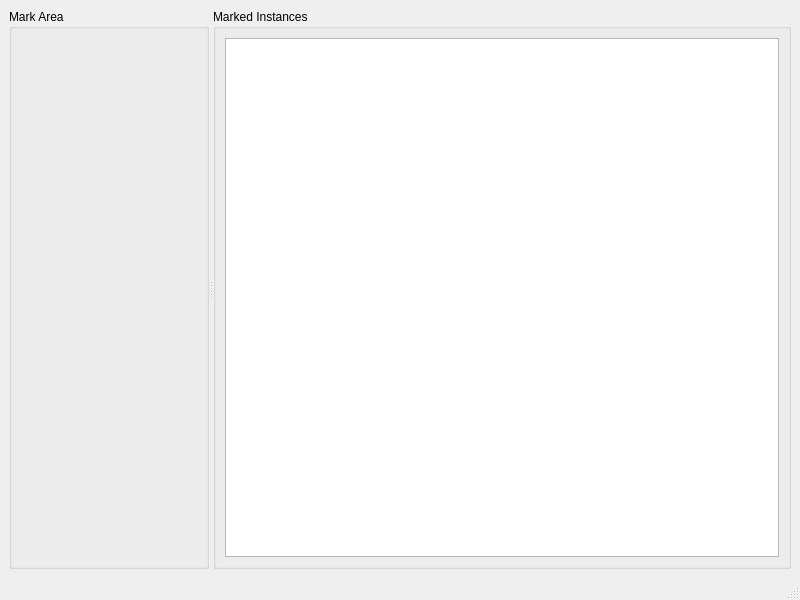
jamesljlster/ican_mark, file util/ical_mark/icalmark.ui: the form before one commit.
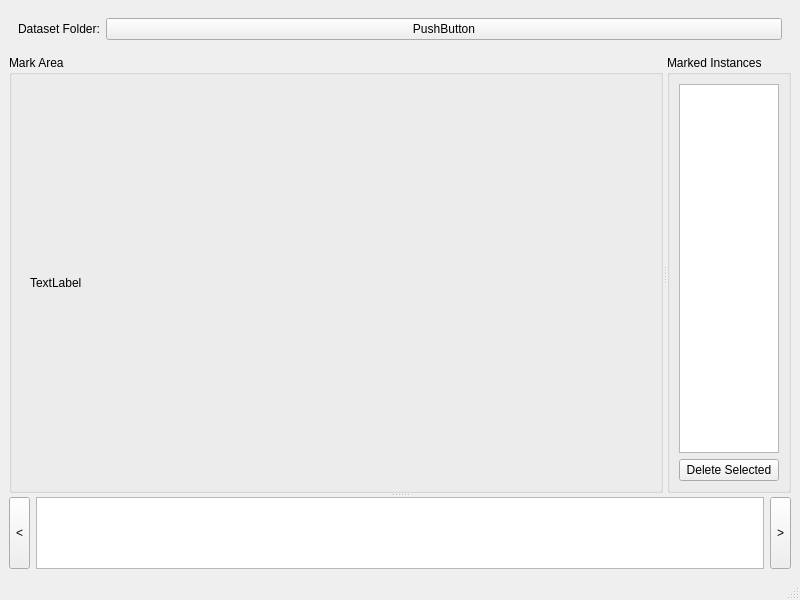
The form after the commit. The open tabs and pages were chosen to show the change. Custom widgets are drawn as their Qt base class.

Commit message: Implement instences delete behavior. Update layout

```diff
--- a/util/ical_mark/icalmark.ui
+++ b/util/ical_mark/icalmark.ui
@@ -14,16 +14,70 @@
    <string>ICALMark</string>
   </property>
   <widget class="QWidget" name="centralwidget">
-   <layout class="QVBoxLayout" name="verticalLayout">
+   <layout class="QGridLayout" name="gridLayout_5">
+    <item row="0" column="0">
+     <widget class="QWidget" name="widget" native="true">
+      <layout class="QHBoxLayout" name="horizontalLayout">
     <item>
+        <widget class="QLabel" name="label_2">
+         <property name="sizePolicy">
+          <sizepolicy hsizetype="Preferred" vsizetype="Preferred">
+           <horstretch>0</horstretch>
+           <verstretch>0</verstretch>
+          </sizepolicy>
+         </property>
+         <property name="text">
+          <string>Dataset Folder:</string>
+         </property>
+        </widget>
+       </item>
+       <item>
+        <widget class="QPushButton" name="dataDir">
+         <property name="sizePolicy">
+          <sizepolicy hsizetype="Minimum" vsizetype="Fixed">
+           <horstretch>1</horstretch>
+           <verstretch>0</verstretch>
+          </sizepolicy>
+         </property>
+         <property name="text">
+          <string>PushButton</string>
+         </property>
+        </widget>
+       </item>
+      </layout>
+     </widget>
+    </item>
+    <item row="1" column="0">
+     <widget class="QSplitter" name="splitter_2">
+      <property name="orientation">
+       <enum>Qt::Vertical</enum>
+      </property>
+      <property name="childrenCollapsible">
+       <bool>false</bool>
+      </property>
+      <widget class="QWidget" name="widget_3" native="true">
+       <property name="sizePolicy">
+        <sizepolicy hsizetype="Preferred" vsizetype="Preferred">
+         <horstretch>0</horstretch>
+         <verstretch>1</verstretch>
+        </sizepolicy>
+       </property>
+       <layout class="QGridLayout" name="gridLayout">
+        <item row="1" column="0">
      <widget class="QSplitter" name="splitter">
+          <property name="sizePolicy">
+           <sizepolicy hsizetype="Expanding" vsizetype="Preferred">
+            <horstretch>0</horstretch>
+            <verstretch>1</verstretch>
+           </sizepolicy>
+          </property>
       <property name="orientation">
        <enum>Qt::Horizontal</enum>
       </property>
       <widget class="QGroupBox" name="groupBox">
        <property name="sizePolicy">
-        <sizepolicy hsizetype="Maximum" vsizetype="Preferred">
-         <horstretch>0</horstretch>
+            <sizepolicy hsizetype="Preferred" vsizetype="Preferred">
+             <horstretch>1</horstretch>
          <verstretch>0</verstretch>
         </sizepolicy>
        </property>
@@ -37,6 +91,13 @@
         <string>Mark Area</string>
        </property>
        <layout class="QGridLayout" name="gridLayout_3">
+            <item row="1" column="0">
+             <widget class="QStackedWidget" name="stackedWidget">
+              <property name="currentIndex">
+               <number>0</number>
+              </property>
+              <widget class="QWidget" name="page">
+               <layout class="QGridLayout" name="gridLayout_2">
         <item row="0" column="0">
          <widget class="RBoxMarkWidget" name="markArea" native="true">
           <property name="sizePolicy">
@@ -52,16 +113,40 @@
         </item>
        </layout>
       </widget>
+              <widget class="QWidget" name="page_2">
+               <layout class="QGridLayout" name="gridLayout_6">
+                <item row="0" column="0">
+                 <widget class="QLabel" name="label">
+                  <property name="sizePolicy">
+                   <sizepolicy hsizetype="Preferred" vsizetype="Preferred">
+                    <horstretch>0</horstretch>
+                    <verstretch>0</verstretch>
+                   </sizepolicy>
+                  </property>
+                  <property name="text">
+                   <string>TextLabel</string>
+                  </property>
+                 </widget>
+                </item>
+               </layout>
+              </widget>
+             </widget>
+            </item>
+           </layout>
+          </widget>
       <widget class="QGroupBox" name="groupBox_2">
+           <property name="enabled">
+            <bool>true</bool>
+           </property>
        <property name="sizePolicy">
-        <sizepolicy hsizetype="Minimum" vsizetype="Preferred">
+            <sizepolicy hsizetype="Preferred" vsizetype="Preferred">
          <horstretch>0</horstretch>
          <verstretch>0</verstretch>
         </sizepolicy>
        </property>
        <property name="minimumSize">
         <size>
-         <width>200</width>
+             <width>0</width>
          <height>0</height>
         </size>
        </property>
@@ -70,7 +155,95 @@
        </property>
        <layout class="QGridLayout" name="gridLayout_4">
         <item row="0" column="0">
-         <widget class="QListWidget" name="instList"/>
+             <widget class="QListWidget" name="instList">
+              <property name="sizePolicy">
+               <sizepolicy hsizetype="Preferred" vsizetype="Preferred">
+                <horstretch>0</horstretch>
+                <verstretch>0</verstretch>
+               </sizepolicy>
+              </property>
+              <property name="minimumSize">
+               <size>
+                <width>0</width>
+                <height>0</height>
+               </size>
+              </property>
+              <property name="sizeAdjustPolicy">
+               <enum>QAbstractScrollArea::AdjustToContentsOnFirstShow</enum>
+              </property>
+             </widget>
+            </item>
+            <item row="1" column="0">
+             <widget class="QPushButton" name="instDel">
+              <property name="text">
+               <string>Delete Selected</string>
+              </property>
+             </widget>
+            </item>
+           </layout>
+          </widget>
+         </widget>
+        </item>
+       </layout>
+      </widget>
+      <widget class="QWidget" name="slideArea" native="true">
+       <property name="sizePolicy">
+        <sizepolicy hsizetype="Preferred" vsizetype="Preferred">
+         <horstretch>0</horstretch>
+         <verstretch>0</verstretch>
+        </sizepolicy>
+       </property>
+       <property name="minimumSize">
+        <size>
+         <width>0</width>
+         <height>0</height>
+        </size>
+       </property>
+       <layout class="QHBoxLayout" name="horizontalLayout_2">
+        <item>
+         <widget class="QToolButton" name="slidePrevious">
+          <property name="sizePolicy">
+           <sizepolicy hsizetype="Fixed" vsizetype="Expanding">
+            <horstretch>0</horstretch>
+            <verstretch>0</verstretch>
+           </sizepolicy>
+          </property>
+          <property name="text">
+           <string>&lt;</string>
+          </property>
+         </widget>
+        </item>
+        <item>
+         <widget class="QListWidget" name="slideView">
+          <property name="sizePolicy">
+           <sizepolicy hsizetype="Expanding" vsizetype="Expanding">
+            <horstretch>0</horstretch>
+            <verstretch>0</verstretch>
+           </sizepolicy>
+          </property>
+          <property name="frameShape">
+           <enum>QFrame::StyledPanel</enum>
+          </property>
+          <property name="verticalScrollBarPolicy">
+           <enum>Qt::ScrollBarAlwaysOff</enum>
+          </property>
+          <property name="sizeAdjustPolicy">
+           <enum>QAbstractScrollArea::AdjustToContentsOnFirstShow</enum>
+          </property>
+         </widget>
+        </item>
+        <item>
+         <widget class="QToolButton" name="slideNext">
+          <property name="sizePolicy">
+           <sizepolicy hsizetype="Fixed" vsizetype="Expanding">
+            <horstretch>0</horstretch>
+            <verstretch>0</verstretch>
+           </sizepolicy>
+          </property>
+          <property name="text">
+           <string>&gt;</string>
+          </property>
+         </widget>
         </item>
        </layout>
       </widget>
```
Left out of the diff: 3 changed lines with no effect on the pictures. Lines whose indentation alone changed are shown as unchanged. The commit also changes 2 other files.
